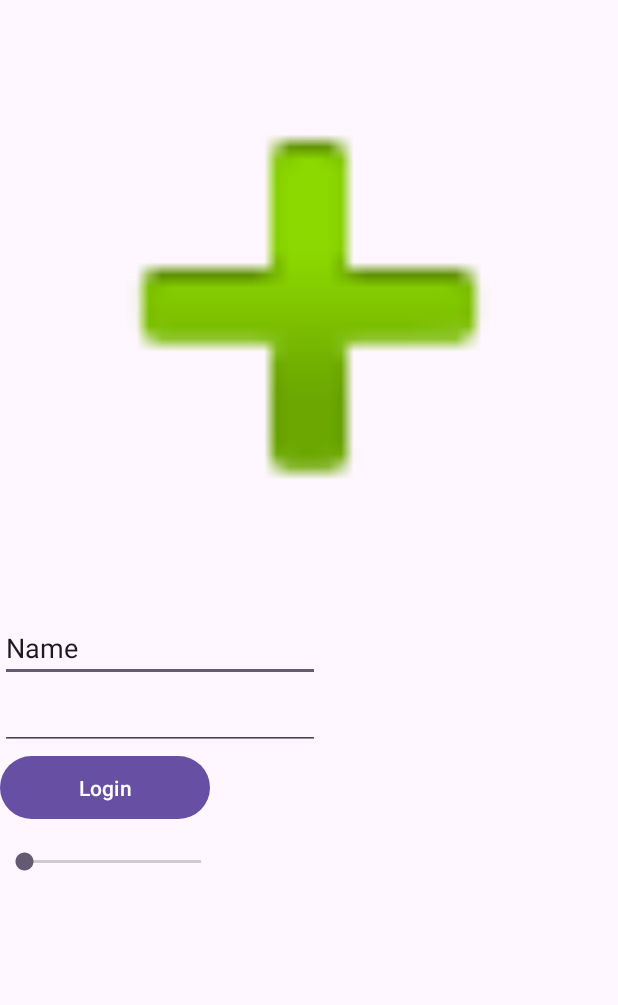
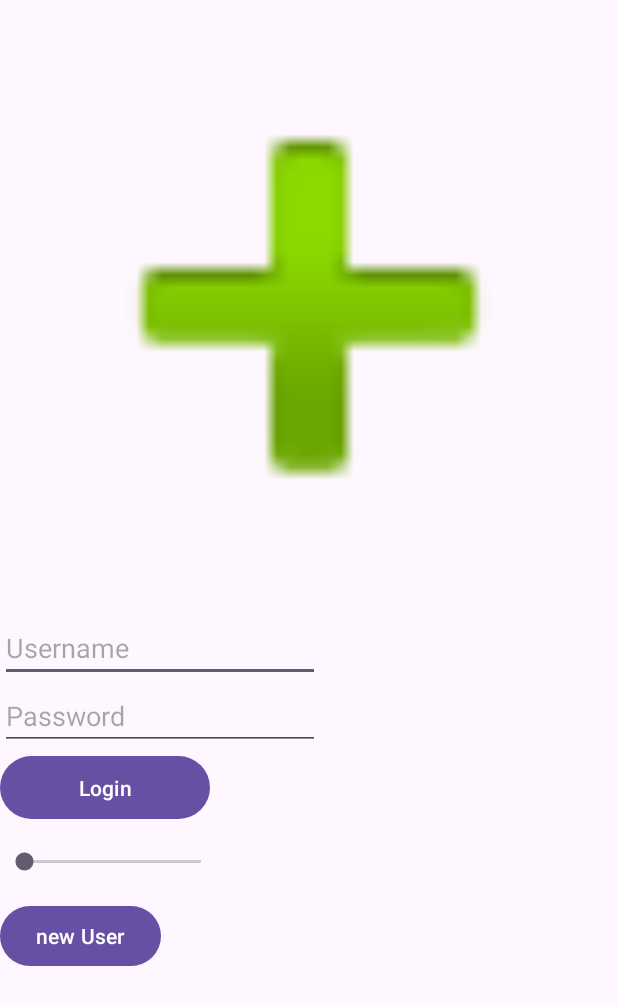
Before and after one commit to albu97/Cleansmile, an Android app: the screen it shows after launch (MainActivity before the commit, StartActivity after it), on a phone screen of 412 x 824 dp. Shown: the top 1005 px of the screen. Run offline under Robolectric (Android 15) with nearby library versions, the phone set to English and light mode, and no system bars.

Commit message:
Password, User

```diff
--- a/app/build.gradle.kts
+++ b/app/build.gradle.kts
@@ -41,4 +41,10 @@ dependencies {
     testImplementation("junit:junit:4.13.2")
     androidTestImplementation("androidx.test.ext:junit:1.1.5")
     androidTestImplementation("androidx.test.espresso:espresso-core:3.5.1")
+
+    /* Versuch room zu erstellen (Lehrer fragen)
+    def room_version = "2.2.6"
+    implementation "androidx.room:room-runtime:$room_version"
+    annotationProcessor "androidx.room:room-compiler:$room_version"
+    */
 }
--- a/app/src/main/AndroidManifest.xml
+++ b/app/src/main/AndroidManifest.xml
@@ -18,7 +18,7 @@
             android:label="@string/title_activity_main_tabbed"
             android:theme="@style/Theme.Cleansmile.NoActionBar" />
         <activity
-            android:name=".MainActivity"
+            android:name=".StartActivity"
             android:exported="true">
             <intent-filter>
                 <action android:name="android.intent.action.MAIN" />
--- a/app/src/main/java/com/example/cleansmile/MainActivity.java
+++ b/app/src/main/java/com/example/cleansmile/StartActivity.java
@@ -3,11 +3,12 @@ package com.example.cleansmile;
 import androidx.appcompat.app.AppCompatActivity;
 
 import android.os.Bundle;
+import android.view.View;
 import android.widget.Button;
 import android.widget.EditText;
 import android.widget.SeekBar;
 
-public class MainActivity extends AppCompatActivity {
+public class StartActivity extends AppCompatActivity {
 
     @Override
     protected void onCreate(Bundle savedInstanceState) {
@@ -18,6 +19,23 @@ public class MainActivity extends AppCompatActivity {
         SeekBar zoom = findViewById(R.id.zoom);
         EditText user = findViewById(R.id.User);
         EditText password = findViewById(R.id.Password);
+        Button newUser = findViewById(R.id.newUser);
+
+        String a = user.getText().toString();
+        String b = password.getText().toString();
+        //DB anbindung erforderlich (ROOM)
+        //Bei Clicken von button -> prüfen ob Daten korrekt sind
+        //Bei newUser -> prüfen ob Daten noch nicht vorhanden sind
+        button.setOnClickListener(new View.OnClickListener() {
+            @Override
+            public void onClick(View v) {
+
+            }
+        });
+
+
+
+
     }
     //TESt
 
--- a/app/src/main/res/layout/activity_main.xml
+++ b/app/src/main/res/layout/activity_main.xml
@@ -4,7 +4,7 @@
     xmlns:tools="http://schemas.android.com/tools"
     android:layout_width="match_parent"
     android:layout_height="match_parent"
-    tools:context=".MainActivity">
+    tools:context=".StartActivity">
 
 
     <Button
@@ -41,7 +41,7 @@
         android:layout_column="0"
         android:ems="10"
         android:inputType="text"
-        android:text="Name" />
+        android:hint="Username" />
 
     <EditText
         android:id="@+id/Password"
@@ -50,5 +50,16 @@
         android:layout_row="2"
         android:layout_column="0"
         android:ems="10"
-        android:inputType="textPassword" />
+        android:inputType="textPassword"
+        android:hint="Password"/>
+
+    <Button
+        android:id="@+id/newUser"
+        android:layout_width="wrap_content"
+        android:layout_height="wrap_content"
+        android:layout_row="5"
+        android:layout_column="0"
+        android:text="new User" />
+
+
 </GridLayout>
```
